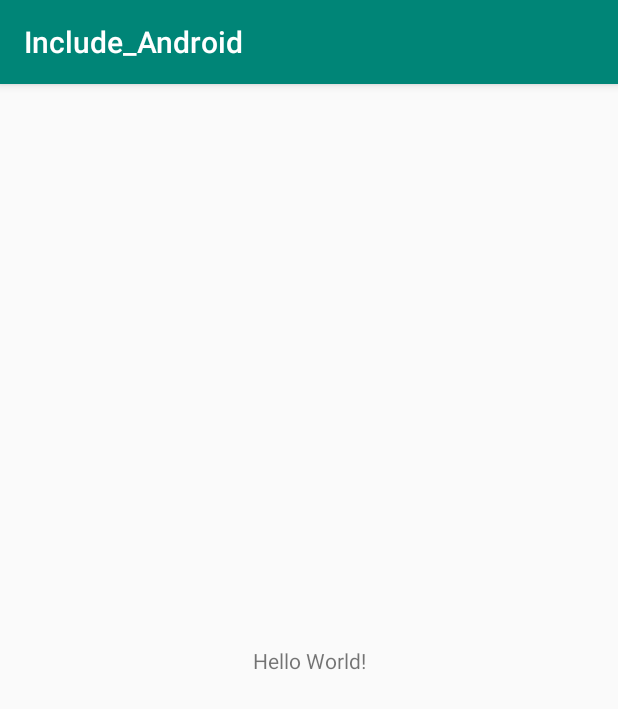
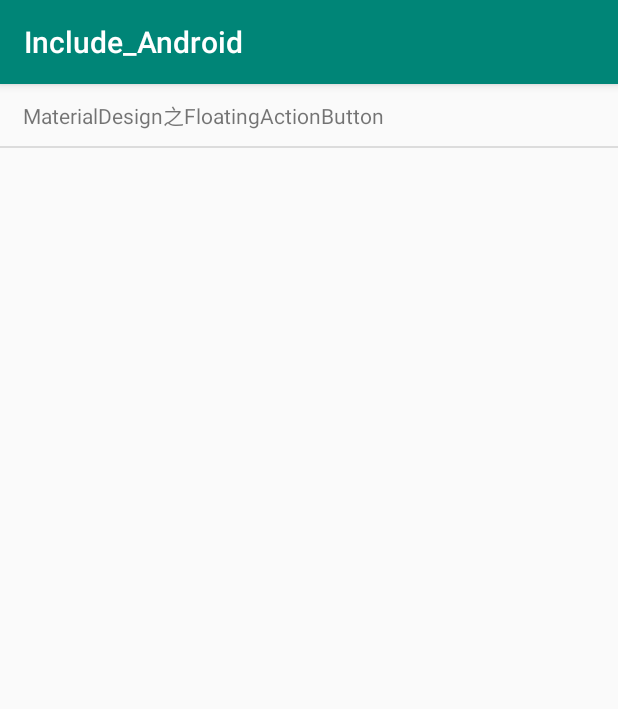
Before and after one commit to HeroLBJ/Include_Android, an Android app: the screen it shows after launch (MainActivity), on a phone screen of 412 x 824 dp. Shown: the top 709 px of the screen. Run offline under Robolectric (Android 15) with nearby library versions, the phone set to English and light mode, and no system bars.

Commit message:
FloatingActionButton

```diff
--- a/Include_Android/app/src/main/AndroidManifest.xml
+++ b/Include_Android/app/src/main/AndroidManifest.xml
@@ -2,6 +2,9 @@
 <manifest xmlns:android="http://schemas.android.com/apk/res/android"
     xmlns:tools="http://schemas.android.com/tools"
     package="perfect.android">
+
+    <!-- 网络权限 -->
+    <uses-permission android:name="android.permission.INTERNET" />
 
     <application
         android:allowBackup="true"
@@ -18,7 +21,7 @@
                 <category android:name="android.intent.category.LAUNCHER" />
             </intent-filter>
         </activity>
-        <activity android:name=".material_design.FloatingActionButtonActivity" />
+        <activity android:name=".material.FloatingActionButtonActivity" />
     </application>
 
 </manifest>
--- a/Include_Android/app/src/main/java/perfect/android/MainActivity.java
+++ b/Include_Android/app/src/main/java/perfect/android/MainActivity.java
@@ -1,14 +1,69 @@
 package perfect.android;
 
 import androidx.appcompat.app.AppCompatActivity;
+import perfect.android.material.FloatingActionButtonActivity;
 
+import android.content.Intent;
 import android.os.Bundle;
+import android.view.LayoutInflater;
+import android.view.View;
+import android.view.ViewGroup;
+import android.widget.BaseAdapter;
+import android.widget.ListView;
+import android.widget.TextView;
 
 public class MainActivity extends AppCompatActivity {
+
+    private String[] names = new String[]{"MaterialDesign之FloatingActionButton"};
 
     @Override
     protected void onCreate(Bundle savedInstanceState) {
         super.onCreate(savedInstanceState);
         setContentView(R.layout.activity_main);
+        ListView mListView = findViewById(R.id.listView);
+        mListView.setAdapter(new MyAdapter());
+    }
+
+    class MyAdapter extends BaseAdapter {
+
+        private LayoutInflater mInflater;
+
+        public MyAdapter() {
+            mInflater = LayoutInflater.from(MainActivity.this);
+        }
+
+        @Override
+        public int getCount() {
+            return names.length;
+        }
+
+        @Override
+        public String getItem(int position) {
+            return names[position];
+        }
+
+        @Override
+        public long getItemId(int position) {
+            return position;
+        }
+
+        @Override
+        public View getView(final int position, View convertView, ViewGroup parent) {
+            TextView textView = (TextView) mInflater.inflate(R.layout.adapter_main, parent, false);
+            textView.setText(names[position]);
+            textView.setOnClickListener(new View.OnClickListener() {
+                @Override
+                public void onClick(View v) {
+                    Intent intent = null;
+                    switch (position) {
+                        case 0:
+                            intent = new Intent(MainActivity.this, FloatingActionButtonActivity.class);
+                            break;
+                    }
+                    startActivity(intent);
+                }
+            });
+            return textView;
+        }
     }
 }
--- a/Include_Android/app/src/main/res/layout/activity_main.xml
+++ b/Include_Android/app/src/main/res/layout/activity_main.xml
@@ -1,18 +1,11 @@
 <?xml version="1.0" encoding="utf-8"?>
-<androidx.constraintlayout.widget.ConstraintLayout xmlns:android="http://schemas.android.com/apk/res/android"
-    xmlns:app="http://schemas.android.com/apk/res-auto"
-    xmlns:tools="http://schemas.android.com/tools"
+<RelativeLayout xmlns:android="http://schemas.android.com/apk/res/android"
     android:layout_width="match_parent"
-    android:layout_height="match_parent"
-    tools:context=".MainActivity">
+    android:layout_height="match_parent">
 
-    <TextView
-        android:layout_width="wrap_content"
-        android:layout_height="wrap_content"
-        android:text="Hello World!"
-        app:layout_constraintBottom_toBottomOf="parent"
-        app:layout_constraintLeft_toLeftOf="parent"
-        app:layout_constraintRight_toRightOf="parent"
-        app:layout_constraintTop_toTopOf="parent" />
+    <ListView
+        android:id="@+id/listView"
+        android:layout_width="match_parent"
+        android:layout_height="match_parent" />
 
-</androidx.constraintlayout.widget.ConstraintLayout>
+</RelativeLayout>
--- /dev/null
+++ b/Include_Android/app/src/main/res/layout/adapter_main.xml
@@ -0,0 +1,7 @@
+<?xml version="1.0" encoding="utf-8"?>
+<TextView xmlns:android="http://schemas.android.com/apk/res/android"
+    android:layout_width="match_parent"
+    android:layout_height="wrap_content"
+    android:paddingLeft="15dp"
+    android:paddingTop="10dp"
+    android:paddingBottom="10dp" />
```
Also changed, not shown: Include_Android/app/src/main/java/perfect/android/material/FloatingActionButtonActivity.java (added, +46 -0 lines), Include_Android/app/src/main/java/perfect/android/material_design/FloatingActionButtonActivity.java (deleted, +0 -19 lines), Include_Android/app/src/main/res/layout/activity_material_design_floating_action_button.xml (+24 -3 lines), Include_Android/app/src/main/res/drawable-xxhdpi/ic_add.png (added), Include_Android/app/src/main/res/drawable-xxhdpi/ic_add_white.png (added).
